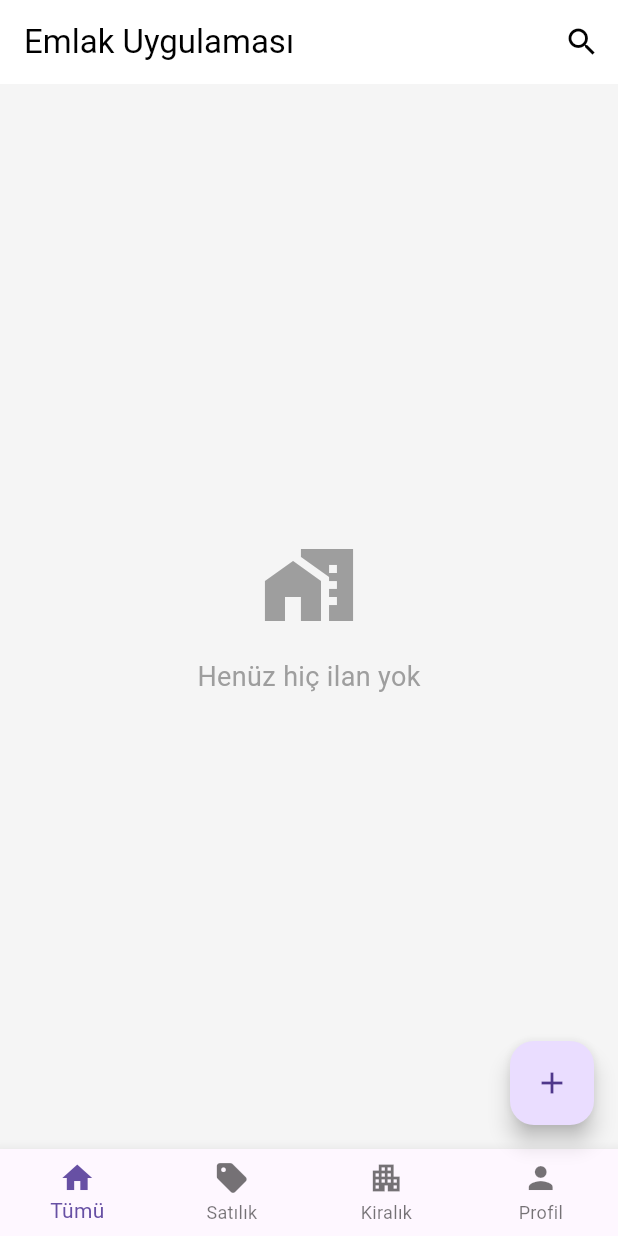
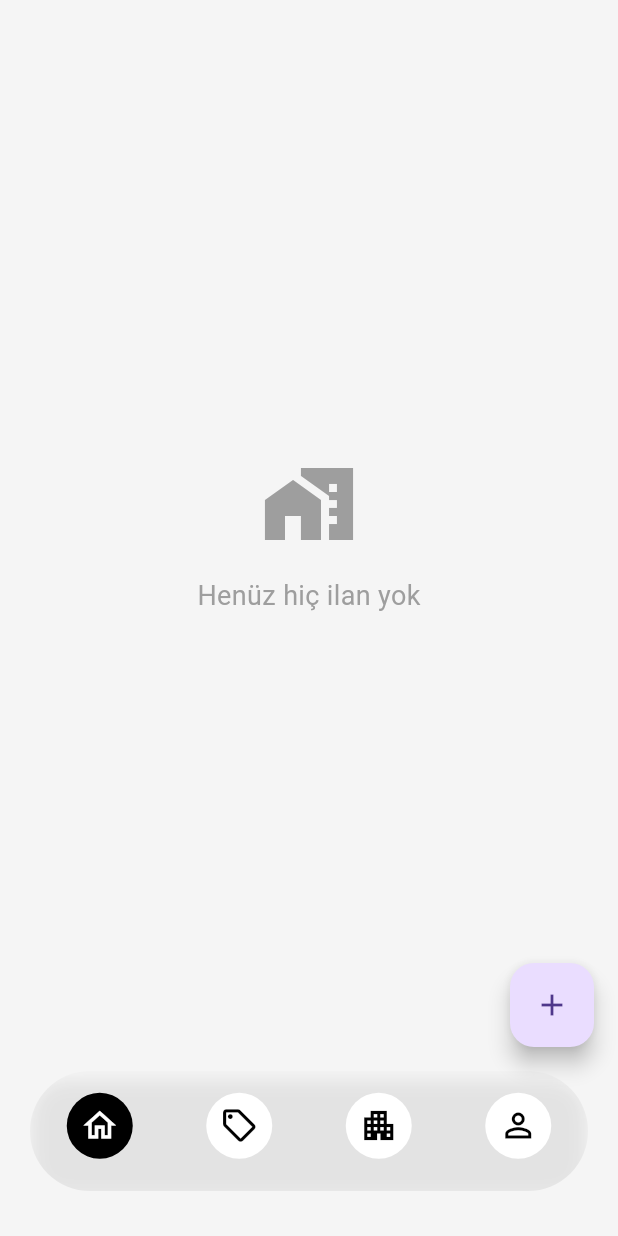
Before and after one commit to MCHTSEN/real_estate_app, a Flutter app: the screen it shows once a user with an empty profile is signed in, on a phone screen of 412 x 824 dp. Run offline on Flutter 3.47's test engine with Material 3 defaults, Android fonts, the phone set to English and light mode, and no system bars; our stand-ins replace cached_network_image, cloud_firestore, firebase_auth, firebase_core, firebase_storage, flutter_riverpod and 2 more; accounts and stored records are empty; generated files the repository leaves out were written again.

Commit message:
feat: bottom nav enhanced

```diff
--- a/lib/features/home/presentation/screens/home_screen.dart
+++ b/lib/features/home/presentation/screens/home_screen.dart
@@ -1,6 +1,7 @@
 import 'package:flutter/material.dart';
 import 'package:flutter_riverpod/flutter_riverpod.dart';
 import 'package:go_router/go_router.dart';
+import 'dart:ui';
 import 'package:real_estate_app/features/auth/providers/auth_provider.dart';
 import 'package:real_estate_app/features/home/presentation/widgets/listing_tab.dart';
 import 'package:real_estate_app/features/profile/presentation/screens/profile_screen.dart';
@@ -23,44 +24,96 @@ class HomeScreen extends ConsumerWidget {
     ];
 
     return Scaffold(
-      appBar: AppBar(
-        title: const Text('Emlak Uygulaması'),
-        actions: [
-          IconButton(
-            icon: const Icon(Icons.search),
-            onPressed: () {
-              // TODO: Implement filter feature
-              ScaffoldMessenger.of(context).showSnackBar(const SnackBar(
-                  content: Text('Filtreleme özelliği yakında!')));
-            },
+      body: screens[selectedIndex],
+      bottomNavigationBar: Padding(
+        padding: const EdgeInsets.only(bottom: 30, left: 20, right: 20),
+        child: ClipRRect(
+          borderRadius: BorderRadius.circular(99),
+          child: BackdropFilter(
+            filter: ImageFilter.blur(sigmaX: 10, sigmaY: 10),
+            child: Container(
+              height: 80,
+              decoration: BoxDecoration(
+                color: Colors.white.withOpacity(0.2),
+                borderRadius: BorderRadius.circular(25),
+                boxShadow: [
+                  BoxShadow(
+                    color: Colors.black.withOpacity(0.1),
+                    blurRadius: 10,
+                    offset: const Offset(0, 5),
                   ),
                 ],
               ),
-      body: screens[selectedIndex],
-      bottomNavigationBar: BottomNavigationBar(
+              child: BottomNavigationBar(
                 currentIndex: selectedIndex,
                 type: BottomNavigationBarType.fixed,
+                backgroundColor: Colors.transparent,
+                elevation: 0,
+                showSelectedLabels: false,
+                showUnselectedLabels: false,
                 onTap: (index) {
                   ref.read(selectedNavIndexProvider.notifier).state = index;
                 },
-        items: const [
+                selectedItemColor: Theme.of(context).primaryColor,
+                unselectedItemColor: Colors.grey,
+                items: [
                   BottomNavigationBarItem(
-            icon: Icon(Icons.home),
-            label: 'Tümü',
+                    icon: CircleAvatar(
+                      radius: 22,
+                      backgroundColor:
+                          selectedIndex == 0 ? Colors.black : Colors.white,
+                      child: Icon(
+                        Icons.home_outlined,
+                        size: 26,
+                        color: selectedIndex == 0 ? Colors.white : Colors.black,
+                      ),
+                    ),
+                    label: '',
                   ),
                   BottomNavigationBarItem(
-            icon: Icon(Icons.sell),
-            label: 'Satılık',
+                    icon: CircleAvatar(
+                      radius: 22,
+                      backgroundColor:
+                          selectedIndex == 1 ? Colors.black : Colors.white,
+                      child: Icon(
+                        Icons.sell_outlined,
+                        size: 26,
+                        color: selectedIndex == 1 ? Colors.white : Colors.black,
+                      ),
+                    ),
+                    label: '',
                   ),
                   BottomNavigationBarItem(
-            icon: Icon(Icons.apartment),
-            label: 'Kiralık',
+                    icon: CircleAvatar(
+                      radius: 22,
+                      backgroundColor:
+                          selectedIndex == 2 ? Colors.black : Colors.white,
+                      child: Icon(
+                        Icons.apartment_outlined,
+                        size: 26,
+                        color: selectedIndex == 2 ? Colors.white : Colors.black,
+                      ),
+                    ),
+                    label: '',
                   ),
                   BottomNavigationBarItem(
-            icon: Icon(Icons.person),
-            label: 'Profil',
+                    icon: CircleAvatar(
+                      radius: 22,
+                      backgroundColor:
+                          selectedIndex == 3 ? Colors.black : Colors.white,
+                      child: Icon(
+                        Icons.person_outline,
+                        size: 26,
+                        color: selectedIndex == 3 ? Colors.white : Colors.black,
+                      ),
+                    ),
+                    label: '',
                   ),
                 ],
+              ),
+            ),
+          ),
+        ),
       ),
       floatingActionButton: FloatingActionButton(
         onPressed: () {
--- a/lib/main.dart
+++ b/lib/main.dart
@@ -30,6 +30,7 @@ class MainApp extends ConsumerWidget {
 
     return MaterialApp.router(
       title: 'Emlak Uygulaması',
+      debugShowCheckedModeBanner: false,
       theme: ThemeData(
         primarySwatch: Colors.blue,
         scaffoldBackgroundColor: Colors.grey[100],
```
Lines whose indentation alone changed are shown as unchanged.
